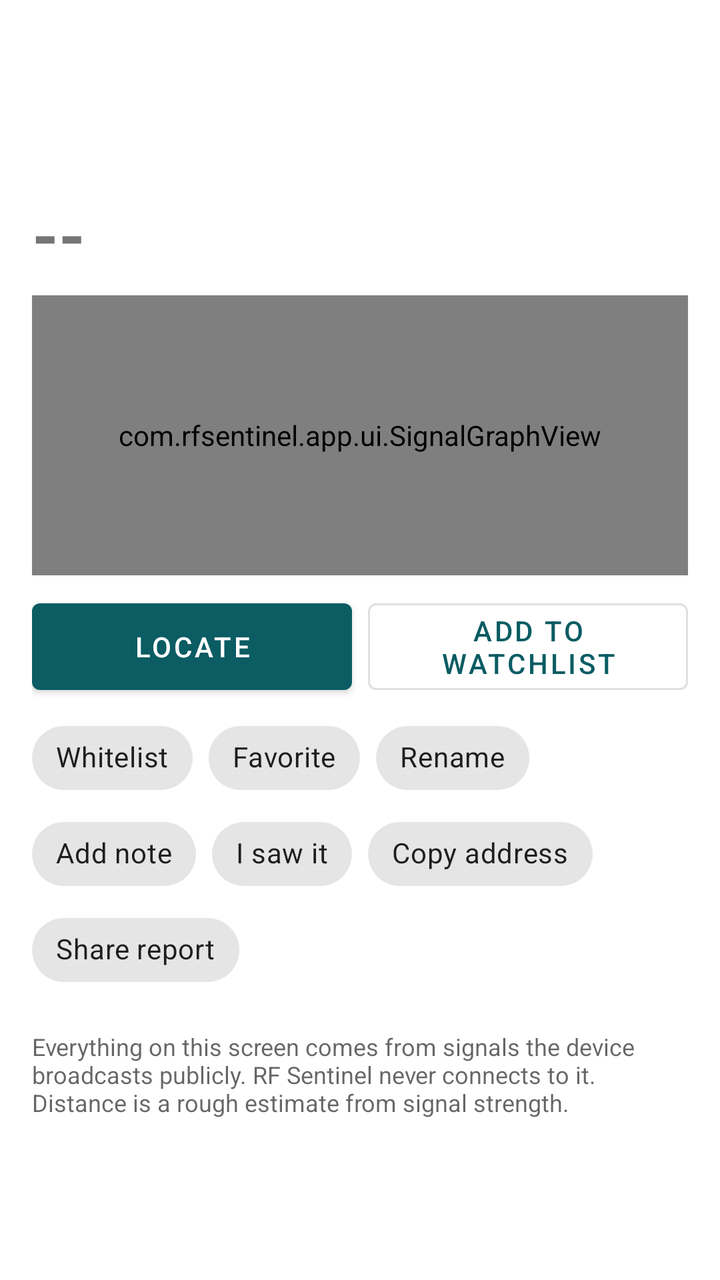
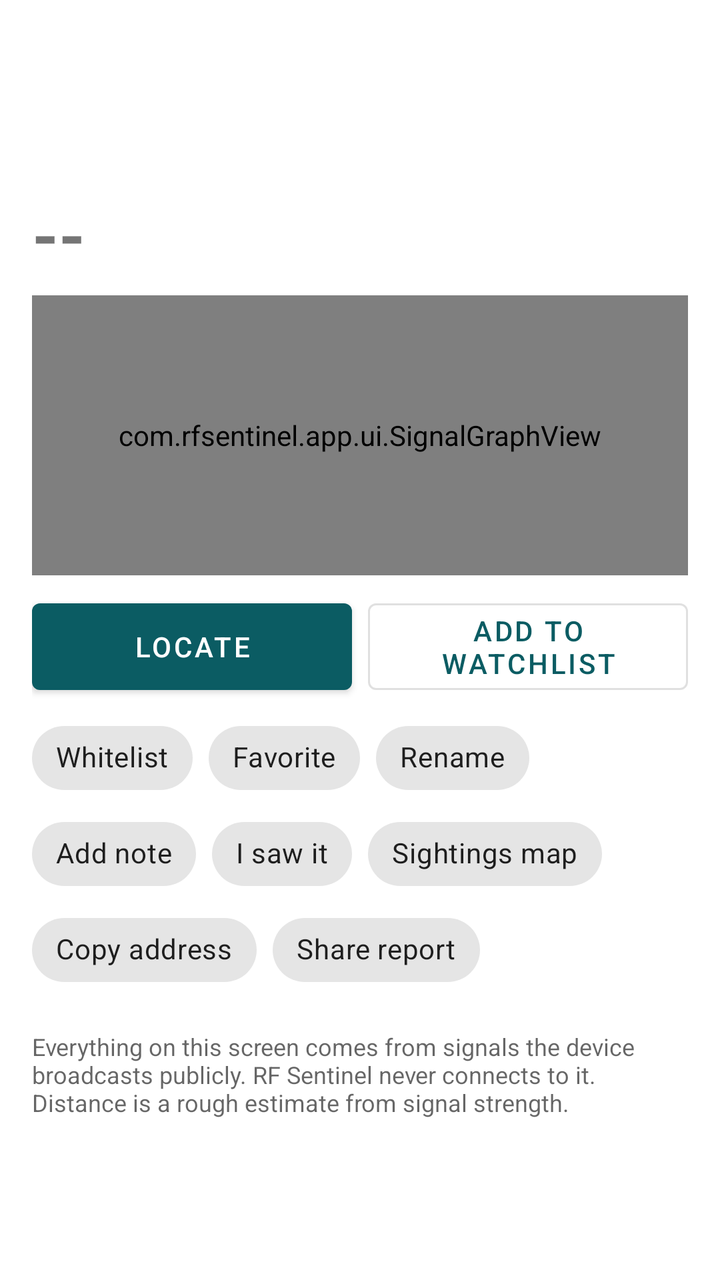

Compare the two renders of this Android layout. The source of the first and the diff that turns it into the second are given below.
<!-- AndroidManifest.xml: application theme Theme.RFSentinel -->
<!-- res/layout/activity_device_detail.xml -->
<?xml version="1.0" encoding="utf-8"?>
<ScrollView xmlns:android="http://schemas.android.com/apk/res/android"
    android:id="@+id/scroll"
    android:layout_width="match_parent"
    android:layout_height="match_parent">

    <LinearLayout
        android:layout_width="match_parent"
        android:layout_height="wrap_content"
        android:orientation="vertical"
        android:padding="16dp">

        <TextView
            android:id="@+id/tagText"
            android:layout_width="wrap_content"
            android:layout_height="wrap_content"
            android:layout_marginBottom="6dp"
            android:paddingStart="8dp"
            android:paddingTop="2dp"
            android:paddingEnd="8dp"
            android:paddingBottom="2dp"
            android:textColor="#FFFFFF"
            android:textSize="@dimen/text_caption"
            android:textStyle="bold"
            android:visibility="gone" />

        <TextView
            android:id="@+id/titleText"
            android:layout_width="match_parent"
            android:layout_height="wrap_content"
            android:textIsSelectable="true"
            android:textSize="@dimen/text_title"
            android:textStyle="bold" />

        <TextView
            android:id="@+id/subtitleText"
            android:layout_width="match_parent"
            android:layout_height="wrap_content"
            android:fontFamily="monospace"
            android:textIsSelectable="true"
            android:textSize="@dimen/text_body" />

        <TextView
            android:id="@+id/presenceText"
            android:layout_width="match_parent"
            android:layout_height="wrap_content"
            android:layout_marginTop="4dp"
            android:textColor="?android:attr/textColorSecondary"
            android:textSize="@dimen/text_caption" />

        
        <TextView
            android:id="@+id/noteText"
            android:layout_width="match_parent"
            android:layout_height="wrap_content"
            android:layout_marginTop="6dp"
            android:background="?attr/selectableItemBackground"
            android:paddingTop="4dp"
            android:paddingBottom="4dp"
            android:textSize="@dimen/text_body"
            android:visibility="gone" />

        
        <LinearLayout
            android:id="@+id/visualTop"
            android:layout_width="match_parent"
            android:layout_height="wrap_content"
            android:layout_marginTop="12dp"
            android:gravity="center_vertical"
            android:orientation="horizontal"
            android:visibility="gone">

            <com.rfsentinel.app.ui.SignalGaugeView
                android:id="@+id/gauge"
                android:layout_width="0dp"
                android:layout_height="wrap_content"
                android:layout_weight="1.6" />

            <com.rfsentinel.app.ui.ConfidenceRingView
                android:id="@+id/ring"
                android:layout_width="0dp"
                android:layout_height="wrap_content"
                android:layout_marginStart="8dp"
                android:layout_weight="1" />
        </LinearLayout>

        
        <LinearLayout
            android:layout_width="match_parent"
            android:layout_height="wrap_content"
            android:layout_marginTop="12dp"
            android:gravity="center_vertical"
            android:orientation="horizontal">

            <TextView
                android:id="@+id/rssiText"
                android:layout_width="wrap_content"
                android:layout_height="wrap_content"
                android:text="--"
                android:textSize="@dimen/text_display"
                android:textStyle="bold" />

            <TextView
                android:id="@+id/rssiDetail"
                android:layout_width="0dp"
                android:layout_height="wrap_content"
                android:layout_marginStart="12dp"
                android:layout_weight="1"
                android:textSize="@dimen/text_body" />
        </LinearLayout>

        <com.rfsentinel.app.ui.SignalGraphView
            android:id="@+id/graph"
            android:layout_width="match_parent"
            android:layout_height="140dp"
            android:layout_marginTop="8dp" />

        
        <LinearLayout
            android:layout_width="match_parent"
            android:layout_height="wrap_content"
            android:layout_marginTop="8dp"
            android:baselineAligned="false"
            android:orientation="horizontal">

            <com.google.android.material.button.MaterialButton
                android:id="@+id/locateButton"
                android:layout_width="0dp"
                android:layout_height="match_parent"
                android:layout_marginEnd="8dp"
                android:layout_weight="1"
                android:text="Locate" />

            <com.google.android.material.button.MaterialButton
                android:id="@+id/actionWatchlist"
                style="@style/Widget.MaterialComponents.Button.OutlinedButton"
                android:layout_width="0dp"
                android:layout_height="match_parent"
                android:layout_weight="1"
                android:text="Add to watchlist" />
        </LinearLayout>

        
        <com.google.android.material.chip.ChipGroup
            android:id="@+id/actions"
            android:layout_width="match_parent"
            android:layout_height="wrap_content"
            android:layout_marginTop="4dp">

            <com.google.android.material.chip.Chip
                android:id="@+id/actionWhitelist"
                android:layout_width="wrap_content"
                android:layout_height="wrap_content"
                android:text="Whitelist" />

            <com.google.android.material.chip.Chip
                android:id="@+id/actionFavorite"
                android:layout_width="wrap_content"
                android:layout_height="wrap_content"
                android:text="Favorite" />

            <com.google.android.material.chip.Chip
                android:id="@+id/actionRename"
                android:layout_width="wrap_content"
                android:layout_height="wrap_content"
                android:text="Rename" />

            <com.google.android.material.chip.Chip
                android:id="@+id/actionNote"
                android:layout_width="wrap_content"
                android:layout_height="wrap_content"
                android:text="Add note" />

            <com.google.android.material.chip.Chip
                android:id="@+id/actionLearn"
                android:layout_width="wrap_content"
                android:layout_height="wrap_content"
                android:text="I saw it" />

            <com.google.android.material.chip.Chip
                android:id="@+id/actionCopy"
                android:layout_width="wrap_content"
                android:layout_height="wrap_content"
                android:text="Copy address" />

            <com.google.android.material.chip.Chip
                android:id="@+id/actionShare"
                android:layout_width="wrap_content"
                android:layout_height="wrap_content"
                android:text="Share report" />
        </com.google.android.material.chip.ChipGroup>

        
        <LinearLayout
            android:id="@+id/sections"
            android:layout_width="match_parent"
            android:layout_height="wrap_content"
            android:orientation="vertical" />

        <TextView
            android:layout_width="match_parent"
            android:layout_height="wrap_content"
            android:layout_marginTop="16dp"
            android:text="Everything on this screen comes from signals the device broadcasts publicly. RF Sentinel never connects to it. Distance is a rough estimate from signal strength."
            android:textColor="?android:attr/textColorSecondary"
            android:textSize="@dimen/text_caption" />
    </LinearLayout>
</ScrollView>
<!-- resources referenced by this layout -->
<resources>
  <dimen name="text_body">14sp</dimen>
  <dimen name="text_caption">12sp</dimen>
  <dimen name="text_display">34sp</dimen>
  <dimen name="text_title">20sp</dimen>
  <style name="Theme.RFSentinel" parent="Theme.MaterialComponents.DayNight.DarkActionBar">
          <item name="colorPrimary">@color/brand_primary</item>
          <item name="colorPrimaryVariant">@color/brand_primary_dark</item>
          <item name="colorOnPrimary">@android:color/white</item>
          <item name="colorSecondary">@color/brand_accent</item>
          <item name="colorOnSecondary">@android:color/white</item>
          <item name="rfScopeColor">@color/scope</item>
          <item name="rfScopeTextColor">@color/scope_text</item>
          <item name="rfTraceColor">@color/trace</item>
          <item name="rfAccent">@color/brand_highlight</item>
          <item name="rfOnAccent">@color/brand_on_highlight</item>
      </style>
  <color name="brand_primary">#0B5C63</color>
  <color name="brand_primary_dark">#073F44</color>
  <color name="brand_accent">#E0622D</color>
  <color name="scope">#0B5C63</color>
  <color name="scope_text">#AA0B5C63</color>
  <color name="trace">#E0622D</color>
  <color name="brand_highlight">#0B5C63</color>
  <color name="brand_on_highlight">#FFFFFF</color>
</resources>

<!-- the commit's change to res/layout/activity_device_detail.xml (unified diff, before → after) -->
@@ -178,6 +178,12 @@
                 android:text="I saw it" />
 
             <com.google.android.material.chip.Chip
+                android:id="@+id/actionSightings"
+                android:layout_width="wrap_content"
+                android:layout_height="wrap_content"
+                android:text="Sightings map" />
+
+            <com.google.android.material.chip.Chip
                 android:id="@+id/actionCopy"
                 android:layout_width="wrap_content"
                 android:layout_height="wrap_content"
